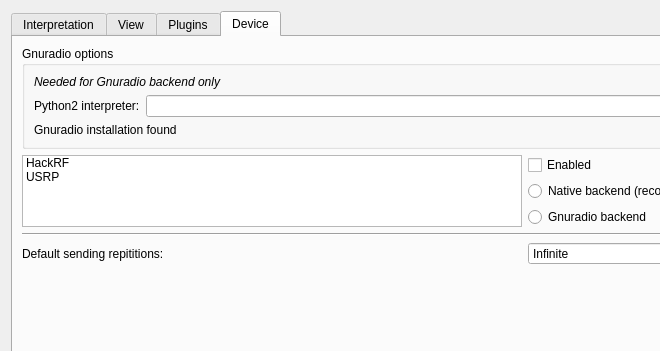
This is ui/options.ui in jopohl/urh as Qt 5 draws it before an edit; both pictures show x 0 to 660 and y 0 to 351 of the 746 by 486 pixel window. The edited form follows.
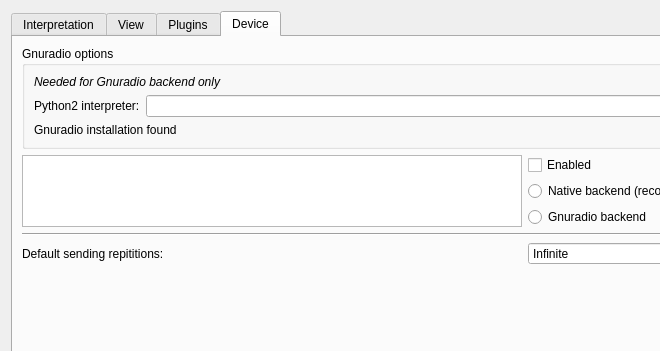
This is the edited form.

Commit message: backend selection gui

```diff
--- a/ui/options.ui
+++ b/ui/options.ui
@@ -272,18 +272,7 @@
        <item>
         <layout class="QGridLayout" name="gridLayout_3">
          <item row="0" column="0" rowspan="3">
-          <widget class="QListWidget" name="listWidgetDevices">
-           <item>
-            <property name="text">
-             <string>HackRF</string>
-            </property>
-           </item>
-           <item>
-            <property name="text">
-             <string>USRP</string>
-            </property>
-           </item>
-          </widget>
+          <widget class="QListWidget" name="listWidgetDevices"/>
          </item>
          <item row="2" column="1">
           <widget class="QRadioButton" name="rbGnuradioBackend">
```
Left out of the diff: 2 changed lines with no effect on the pictures. The commit also changes 2 other files.
